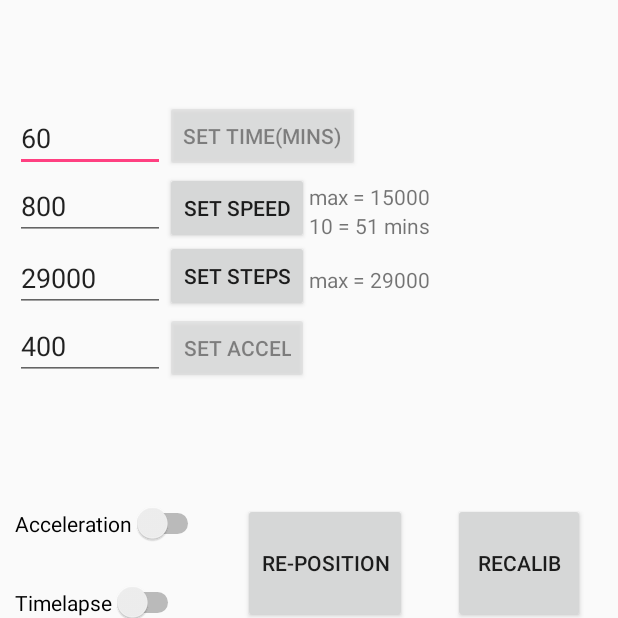
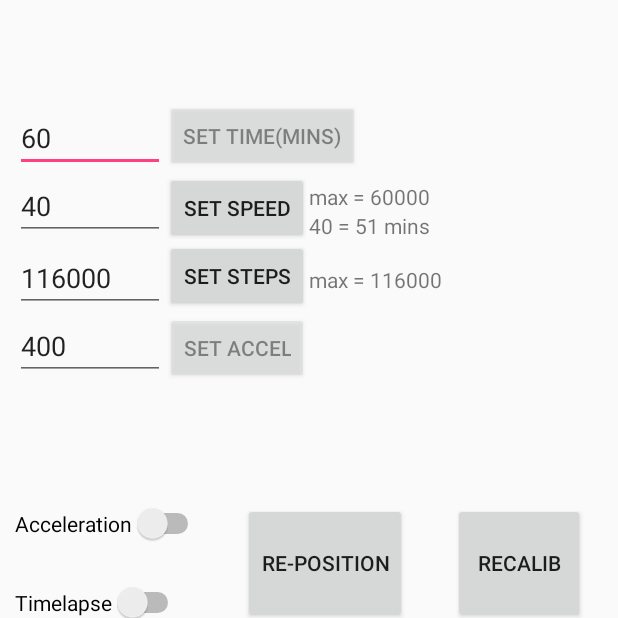
Before and after one commit to HanYangZhao/CameraSlider, an Android app: the screen it shows after launch (MainActivity), on a phone screen of 412 x 824 dp, the top half of it. Run offline under Robolectric (Android 15) with nearby library versions, the phone set to English and light mode, and no system bars; 1 statement that could not run was skipped.

Commit message:
changed to 1/16 microstep

```diff
--- a/Code/CameraSliderApp/app/src/main/res/layout/activity_main.xml
+++ b/Code/CameraSliderApp/app/src/main/res/layout/activity_main.xml
@@ -43,7 +43,7 @@
             android:layout_alignParentTop="true"
             android:layout_alignLeft="@+id/button_moveLeft"
             android:layout_alignStart="@+id/button_moveLeft"
-            android:text="800" />
+            android:text="40" />
 
         <Button
             style="?android:attr/buttonStyleSmall"
@@ -84,7 +84,7 @@
             android:layout_alignLeft="@+id/field_motorSpeed"
             android:layout_alignStart="@+id/field_motorSpeed"
             android:autoText="false"
-            android:text="29000" />
+            android:text="116000" />
 
         <Button
             style="?android:attr/buttonStyleSmall"
@@ -171,7 +171,7 @@
             android:layout_width="wrap_content"
             android:layout_height="wrap_content"
             android:textAppearance="?android:attr/textAppearanceSmall"
-            android:text="max = 15000"
+            android:text="max = 60000"
             android:id="@+id/textView"
             android:layout_above="@+id/textView3"
             android:layout_alignRight="@+id/textView3"
@@ -181,7 +181,7 @@
             android:layout_width="wrap_content"
             android:layout_height="wrap_content"
             android:textAppearance="?android:attr/textAppearanceSmall"
-            android:text="max = 29000"
+            android:text="max = 116000"
             android:id="@+id/textView2"
             android:layout_alignBaseline="@+id/field_steps"
             android:layout_alignBottom="@+id/field_steps"
@@ -192,7 +192,7 @@
             android:layout_width="wrap_content"
             android:layout_height="wrap_content"
             android:textAppearance="?android:attr/textAppearanceSmall"
-            android:text="10 = 51 mins"
+            android:text="40 = 51 mins"
             android:id="@+id/textView3"
             android:layout_above="@+id/button_setSteps"
             android:layout_toRightOf="@+id/button_setSpeed"
```
Also changed, not shown: 1 other file.
